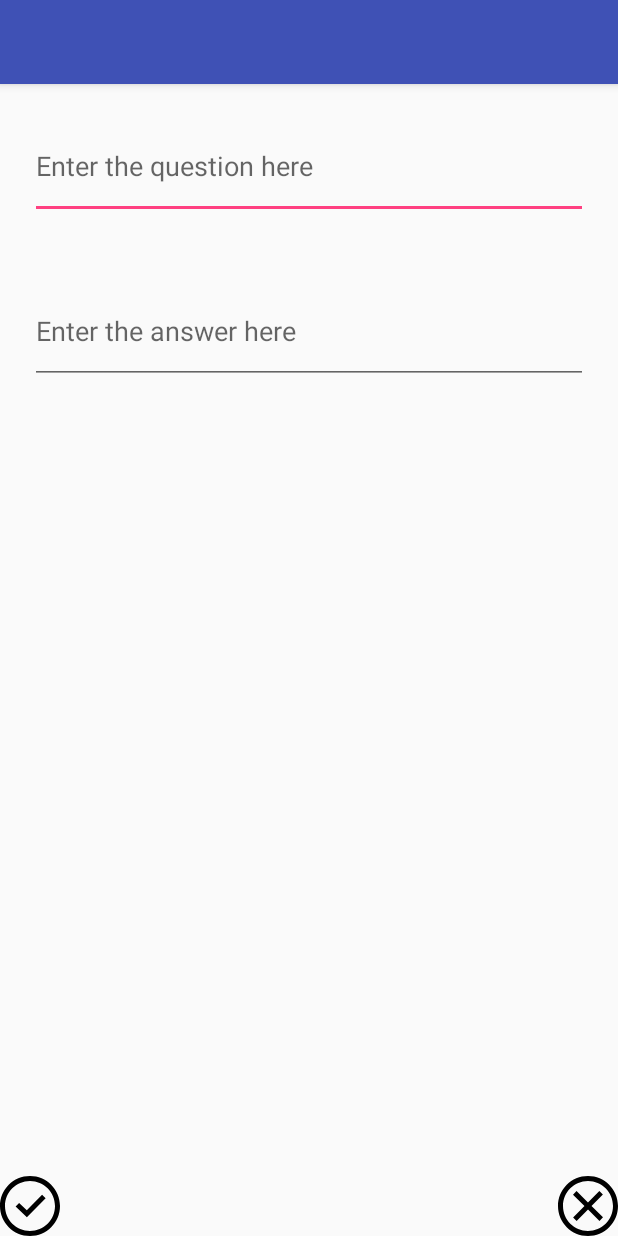
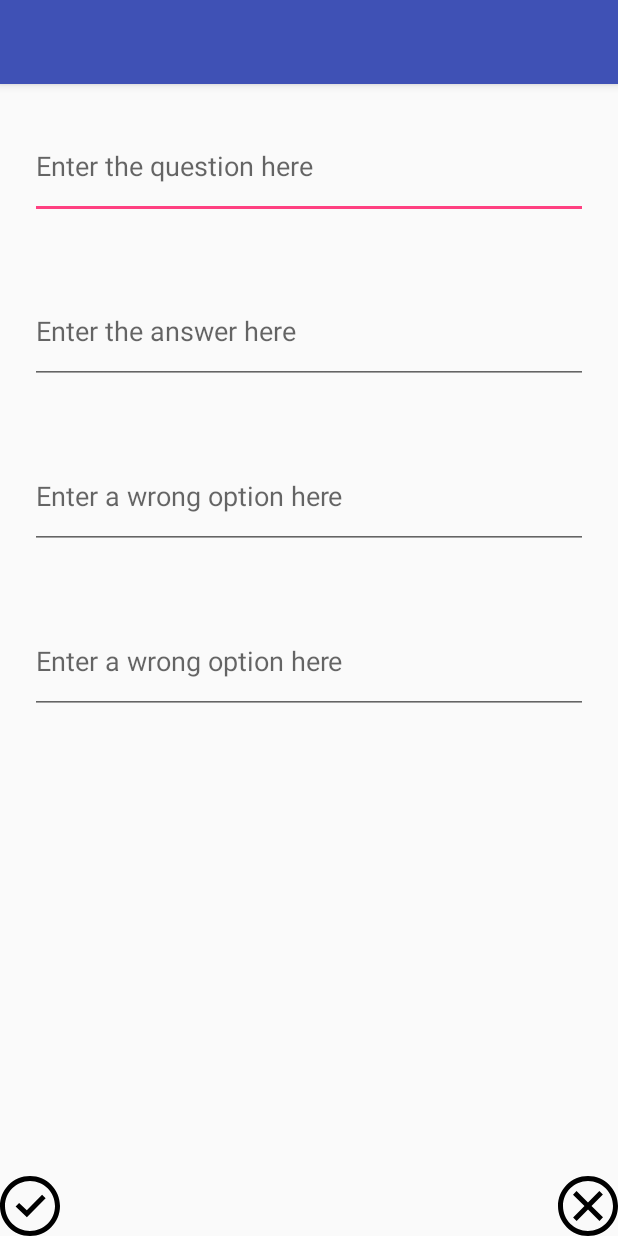
Before and after one commit to jdelgado111/FlashcardApp, an Android app: the AddCardActivity screen opened directly, with no data from a screen before it, on a phone screen of 412 x 824 dp. Run offline under Robolectric (Android 15) with nearby library versions, the phone set to English and light mode, and no system bars.

Commit message:
Implemented optional tasks (noted in README)

```diff
--- a/app/build.gradle
+++ b/app/build.gradle
@@ -21,6 +21,7 @@ android {
 dependencies {
     implementation fileTree(dir: 'libs', include: ['*.jar'])
     implementation 'com.android.support:appcompat-v7:28.0.0'
+    implementation "com.android.support:design:28.0.0"
     implementation 'com.android.support.constraint:constraint-layout:1.1.3'
     testImplementation 'junit:junit:4.12'
     androidTestImplementation 'com.android.support.test:runner:1.0.2'
--- a/app/src/main/java/com/example/janethdelgado/flashcardapp/AddCardActivity.java
+++ b/app/src/main/java/com/example/janethdelgado/flashcardapp/AddCardActivity.java
@@ -5,6 +5,7 @@ import android.os.Bundle;
 import android.support.v7.app.AppCompatActivity;
 import android.view.View;
 import android.widget.EditText;
+import android.widget.Toast;
 
 public class AddCardActivity extends AppCompatActivity {
 
@@ -12,6 +13,12 @@ public class AddCardActivity extends AppCompatActivity {
     protected void onCreate(Bundle savedInstanceState) {
         super.onCreate(savedInstanceState);
         setContentView(R.layout.activity_add_card);
+
+        String question = getIntent().getStringExtra("question");
+        String answer = getIntent().getStringExtra("answer");
+
+        ((EditText) findViewById(R.id.questionText)).setText(question);
+        ((EditText) findViewById(R.id.answerText)).setText(answer);
 
         findViewById(R.id.cancelCard).setOnClickListener(new View.OnClickListener() {
             @Override
@@ -25,10 +32,18 @@ public class AddCardActivity extends AppCompatActivity {
             public void onClick(View v) {
                 String question = ((EditText) findViewById(R.id.questionText)).getText().toString();
                 String answer = ((EditText) findViewById(R.id.answerText)).getText().toString();
+                String option1 = ((EditText) findViewById(R.id.option1Text)).getText().toString();
+                String option2 = ((EditText) findViewById(R.id.option2Text)).getText().toString();
+                if (question.matches("") || answer.matches("")) {
+                    Toast.makeText(getApplicationContext(), "Must enter a question and answer!", Toast.LENGTH_SHORT).show();
+                    return;
+                }
 
                 Intent data = new Intent(); // create a new Intent to put our data
                 data.putExtra("question", question); // puts one string into the Intent (key, string)
                 data.putExtra("answer", answer); // puts another string into the Intent (key, string)
+                data.putExtra("option1", option1);
+                data.putExtra("option2", option2);
                 setResult(RESULT_OK, data); // set result code and bundle data for response
                 finish(); // closes this activity and pass data to the original activity that launched this activity
             }
--- a/app/src/main/res/layout/activity_add_card.xml
+++ b/app/src/main/res/layout/activity_add_card.xml
@@ -40,4 +40,24 @@
         android:hint="Enter the answer here"
         android:inputType="textMultiLine" />
 
+    <EditText
+        android:id="@+id/option1Text"
+        android:layout_width="match_parent"
+        android:layout_height="70dp"
+        android:layout_margin="20dp"
+        android:layout_below="@+id/answerText"
+        android:layout_centerHorizontal="true"
+        android:hint="Enter a wrong option here"
+        android:inputType="textMultiLine" />
+
+    <EditText
+        android:id="@+id/option2Text"
+        android:layout_width="match_parent"
+        android:layout_height="70dp"
+        android:layout_margin="20dp"
+        android:layout_below="@+id/option1Text"
+        android:layout_centerHorizontal="true"
+        android:hint="Enter a wrong option here"
+        android:inputType="textMultiLine" />
+
 </RelativeLayout>
```
Also changed, not shown: app/src/main/java/com/example/janethdelgado/flashcardapp/MainActivity.java (+25 -1 lines), app/src/main/res/drawable/edit_icon.xml (added, +9 -0 lines), app/src/main/res/layout/activity_main.xml (+8 -0 lines), 1 other file.
